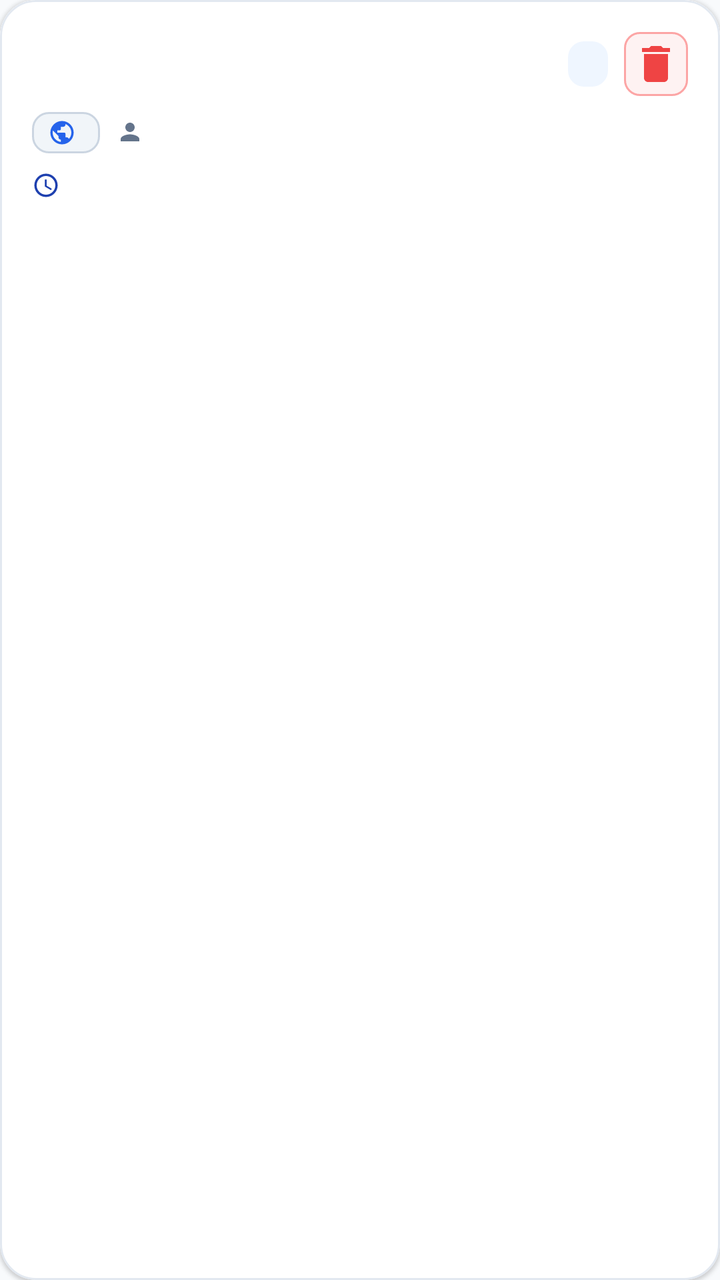
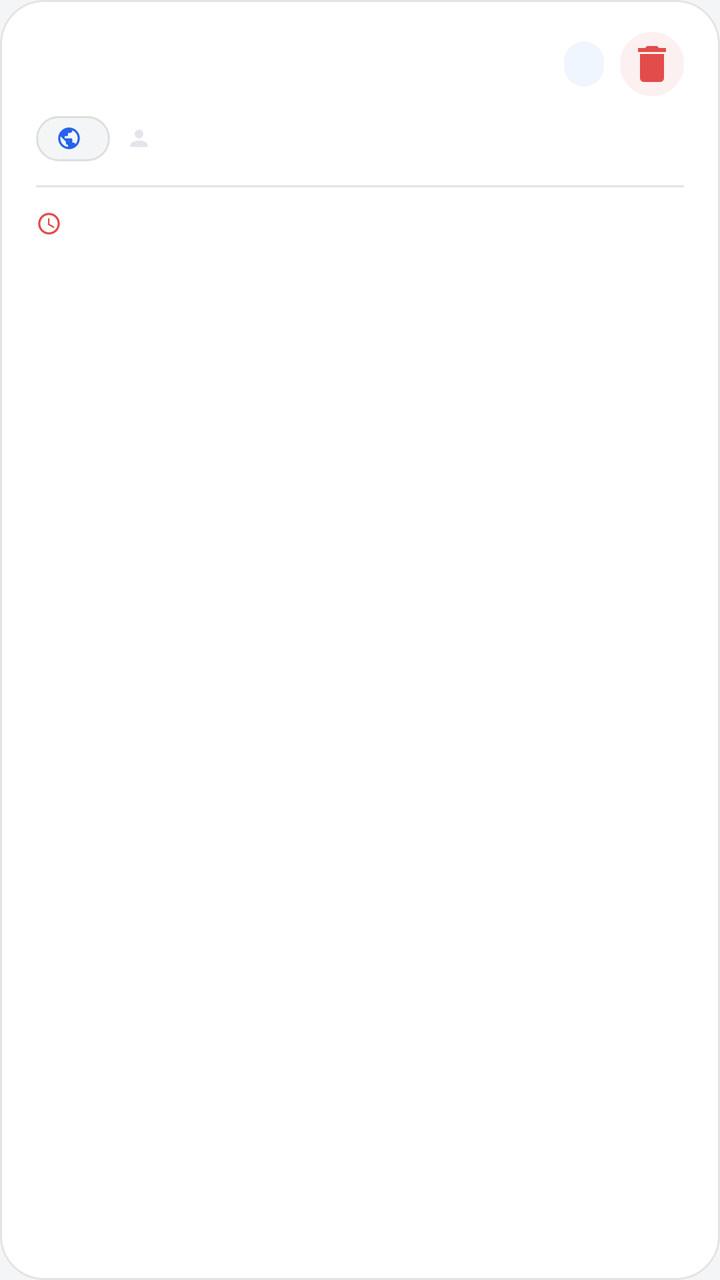

Before-and-after screenshots of an Android layout around one commit, followed by the original layout XML and the change that was made.
<!-- AndroidManifest.xml: application theme Theme.TechInterventionApp -->
<!-- res/layout/item_appointment.xml -->
<?xml version="1.0" encoding="utf-8"?>
<com.google.android.material.card.MaterialCardView
    xmlns:android="http://schemas.android.com/apk/res/android"
    xmlns:app="http://schemas.android.com/apk/res-auto"
    android:layout_width="match_parent"
    android:layout_height="wrap_content"
    android:layout_marginHorizontal="12dp"
    android:layout_marginVertical="6dp"
    app:cardCornerRadius="18dp"
    app:cardElevation="1dp"
    app:strokeColor="@color/border_subtle"
    app:strokeWidth="1dp">

    <LinearLayout
        android:layout_width="match_parent"
        android:layout_height="wrap_content"
        android:orientation="vertical"
        android:background="@color/surface"
        android:padding="16dp">

        
        <LinearLayout
            android:layout_width="match_parent"
            android:layout_height="wrap_content"
            android:orientation="horizontal"
            android:gravity="center_vertical">

            <TextView
                android:id="@+id/tv_client_name"
                android:layout_width="0dp"
                android:layout_height="wrap_content"
                android:layout_weight="1"
                android:textSize="16sp"
                android:textStyle="bold"
                android:textColor="@color/text_primary" />

            <TextView
                android:id="@+id/tv_status"
                android:layout_width="wrap_content"
                android:layout_height="wrap_content"
                android:textSize="11sp"
                android:textStyle="bold"
                android:paddingHorizontal="10dp"
                android:paddingVertical="4dp"
                android:background="@drawable/badge_status_scheduled"
                android:textColor="@color/badge_scheduled_text" />

            <com.google.android.material.button.MaterialButton
                android:id="@+id/btn_delete"
                style="@style/Widget.MaterialComponents.Button.OutlinedButton"
                android:layout_width="32dp"
                android:layout_height="32dp"
                android:layout_marginStart="8dp"
                android:padding="0dp"
                android:insetTop="0dp"
                android:insetBottom="0dp"
                android:insetLeft="0dp"
                android:insetRight="0dp"
                app:cornerRadius="8dp"
                app:icon="@drawable/ic_delete"
                app:iconGravity="textStart"
                app:iconPadding="0dp"
                app:iconTint="#EF4444"
                app:strokeColor="#FCA5A5"
                app:strokeWidth="1dp"
                android:backgroundTint="#FEF2F2"
                android:contentDescription="Elimina Appuntamento" />
        </LinearLayout>

        
        <LinearLayout
            android:id="@+id/layout_tags"
            android:layout_width="match_parent"
            android:layout_height="wrap_content"
            android:orientation="horizontal"
            android:gravity="center_vertical"
            android:layout_marginTop="8dp">

            
            <LinearLayout
                android:layout_width="wrap_content"
                android:layout_height="wrap_content"
                android:orientation="horizontal"
                android:gravity="center_vertical"
                android:background="@drawable/bg_badge_department"
                android:paddingHorizontal="8dp"
                android:paddingVertical="3dp">

                <ImageView
                    android:id="@+id/iv_dept_icon"
                    android:layout_width="14dp"
                    android:layout_height="14dp"
                    android:src="@drawable/ic_dept_network" />

                <TextView
                    android:id="@+id/tv_department"
                    android:layout_width="wrap_content"
                    android:layout_height="wrap_content"
                    android:layout_marginStart="4dp"
                    android:textSize="11sp"
                    android:textStyle="bold"
                    android:textColor="@color/text_primary" />
            </LinearLayout>

            
            <LinearLayout
                android:layout_width="wrap_content"
                android:layout_height="wrap_content"
                android:orientation="horizontal"
                android:gravity="center_vertical"
                android:layout_marginStart="8dp">

                <ImageView
                    android:layout_width="14dp"
                    android:layout_height="14dp"
                    android:src="@drawable/ic_person_badge"
                    app:tint="@color/text_muted" />

                <TextView
                    android:id="@+id/tv_assigned_to"
                    android:layout_width="wrap_content"
                    android:layout_height="wrap_content"
                    android:layout_marginStart="4dp"
                    android:textSize="12sp"
                    android:textColor="@color/text_secondary" />
            </LinearLayout>
        </LinearLayout>

        
        <LinearLayout
            android:layout_width="match_parent"
            android:layout_height="wrap_content"
            android:orientation="horizontal"
            android:gravity="center_vertical"
            android:layout_marginTop="8dp">

            <ImageView
                android:layout_width="14dp"
                android:layout_height="14dp"
                android:src="@drawable/ic_time_clock"
                app:tint="@color/primary" />

            <TextView
                android:id="@+id/tv_date"
                android:layout_width="wrap_content"
                android:layout_height="wrap_content"
                android:layout_marginStart="4dp"
                android:textSize="12sp"
                android:textStyle="bold"
                android:textColor="@color/primary" />
        </LinearLayout>

        
        <TextView
            android:id="@+id/tv_description"
            android:layout_width="match_parent"
            android:layout_height="wrap_content"
            android:textSize="13sp"
            android:textColor="@color/text_secondary"
            android:layout_marginTop="6dp"
            android:maxLines="2"
            android:ellipsize="end" />

    </LinearLayout>
</com.google.android.material.card.MaterialCardView>
<!-- resources referenced by this layout -->
<resources>
  <color name="border_subtle">#E2E8F0</color>
  <color name="primary">#1E40AF</color>
  <color name="text_muted">#64748B</color>
  <color name="text_primary">#0F172A</color>
  <color name="text_secondary">#334155</color>
  <!-- drawable badge_status_scheduled (drawable) -->
  <?xml version="1.0" encoding="utf-8"?>
  <shape xmlns:android="http://schemas.android.com/apk/res/android"
      android:shape="rectangle">
      <corners android:radius="8dp" />
      <solid android:color="@color/badge_scheduled_bg" />
      <padding
          android:left="10dp"
          android:right="10dp"
          android:top="4dp"
          android:bottom="4dp" />
  </shape>
  <!-- drawable bg_badge_department (drawable) -->
  <?xml version="1.0" encoding="utf-8"?>
  <shape xmlns:android="http://schemas.android.com/apk/res/android"
      android:shape="rectangle">
      <solid android:color="#F1F5F9" />
      <corners android:radius="8dp" />
      <stroke android:width="1dp" android:color="#CBD5E1" />
  </shape>
  <style name="Theme.TechInterventionApp" parent="Theme.MaterialComponents.Light.NoActionBar">
          
          <item name="colorPrimary">@color/primary</item>
          <item name="colorPrimaryVariant">@color/primary_variant</item>
          <item name="colorOnPrimary">@color/white</item>
          <item name="colorSecondary">@color/secondary</item>
          <item name="colorSecondaryVariant">@color/secondary_variant</item>
          <item name="colorOnSecondary">@color/white</item>
          <item name="colorError">@color/error</item>
  
          
          <item name="android:colorBackground">@color/background</item>
          <item name="colorSurface">@color/surface</item>
          <item name="colorOnSurface">@color/text_primary</item>
  
          
          <item name="android:textColor">@color/text_primary</item>
          <item name="android:textColorPrimary">@color/text_primary</item>
          <item name="android:textColorSecondary">@color/text_secondary</item>
          <item name="android:textColorHint">@color/text_muted</item>
  
          
          <item name="android:statusBarColor">@color/background</item>
          <item name="android:windowLightStatusBar">true</item>
          <item name="android:navigationBarColor">@color/surface</item>
          <item name="android:windowLightNavigationBar">true</item>
  
          
          <item name="textInputStyle">@style/Widget.App.TextInputLayout</item>
      </style>
  <color name="badge_scheduled_bg">#EFF6FF</color>
  <color name="primary_variant">#172554</color>
  <color name="secondary">#D97706</color>
  <color name="secondary_variant">#B45309</color>
  <color name="error">#DC2626</color>
  <color name="background">#F8FAFC</color>
  <style name="Widget.App.TextInputLayout" parent="Widget.MaterialComponents.TextInputLayout.OutlinedBox">
          <item name="boxStrokeColor">@color/primary</item>
          <item name="boxStrokeWidth">1.5dp</item>
          <item name="boxCornerRadiusTopStart">12dp</item>
          <item name="boxCornerRadiusTopEnd">12dp</item>
          <item name="boxCornerRadiusBottomStart">12dp</item>
          <item name="boxCornerRadiusBottomEnd">12dp</item>
          <item name="hintTextColor">@color/primary</item>
          <item name="android:textColorHint">@color/text_muted</item>
      </style>
  <!-- unchanged entries left out for length: 7 -->
</resources>

<!-- the commit's change to res/layout/item_appointment.xml (unified diff, before → after) -->
@@ -4,10 +4,10 @@
     xmlns:app="http://schemas.android.com/apk/res-auto"
     android:layout_width="match_parent"
     android:layout_height="wrap_content"
-    android:layout_marginHorizontal="12dp"
-    android:layout_marginVertical="6dp"
-    app:cardCornerRadius="18dp"
-    app:cardElevation="1dp"
+    android:layout_marginHorizontal="16dp"
+    android:layout_marginVertical="5dp"
+    app:cardCornerRadius="22dp"
+    app:cardElevation="0dp"
     app:strokeColor="@color/border_subtle"
     app:strokeWidth="1dp">
 
@@ -16,7 +16,8 @@
         android:layout_height="wrap_content"
         android:orientation="vertical"
         android:background="@color/surface"
-        android:padding="16dp">
+        android:paddingHorizontal="18dp"
+        android:paddingVertical="16dp">
 
         
         <LinearLayout
@@ -32,7 +33,8 @@
                 android:layout_weight="1"
                 android:textSize="16sp"
                 android:textStyle="bold"
-                android:textColor="@color/text_primary" />
+                android:textColor="@color/text_primary"
+                android:letterSpacing="-0.01" />
 
             <TextView
                 android:id="@+id/tv_status"
@@ -45,9 +47,10 @@
                 android:background="@drawable/badge_status_scheduled"
                 android:textColor="@color/badge_scheduled_text" />
 
+            
             <com.google.android.material.button.MaterialButton
                 android:id="@+id/btn_delete"
-                style="@style/Widget.MaterialComponents.Button.OutlinedButton"
+                style="@style/Widget.MaterialComponents.Button.TextButton"
                 android:layout_width="32dp"
                 android:layout_height="32dp"
                 android:layout_marginStart="8dp"
@@ -56,14 +59,12 @@
                 android:insetBottom="0dp"
                 android:insetLeft="0dp"
                 android:insetRight="0dp"
-                app:cornerRadius="8dp"
+                app:cornerRadius="999dp"
                 app:icon="@drawable/ic_delete"
                 app:iconGravity="textStart"
                 app:iconPadding="0dp"
-                app:iconTint="#EF4444"
-                app:strokeColor="#FCA5A5"
-                app:strokeWidth="1dp"
-                android:backgroundTint="#FEF2F2"
+                app:iconTint="@color/primary"
+                android:backgroundTint="@color/primary_subtle"
                 android:contentDescription="Elimina Appuntamento" />
         </LinearLayout>
 
@@ -74,7 +75,7 @@
             android:layout_height="wrap_content"
             android:orientation="horizontal"
             android:gravity="center_vertical"
-            android:layout_marginTop="8dp">
+            android:layout_marginTop="10dp">
 
             
             <LinearLayout
@@ -83,13 +84,13 @@
                 android:orientation="horizontal"
                 android:gravity="center_vertical"
                 android:background="@drawable/bg_badge_department"
-                android:paddingHorizontal="8dp"
-                android:paddingVertical="3dp">
+                android:paddingHorizontal="10dp"
+                android:paddingVertical="4dp">
 
                 <ImageView
                     android:id="@+id/iv_dept_icon"
-                    android:layout_width="14dp"
-                    android:layout_height="14dp"
+                    android:layout_width="13dp"
+                    android:layout_height="13dp"
                     android:src="@drawable/ic_dept_network" />
 
                 <TextView
@@ -99,7 +100,7 @@
                     android:layout_marginStart="4dp"
                     android:textSize="11sp"
                     android:textStyle="bold"
-                    android:textColor="@color/text_primary" />
+                    android:textColor="@color/text_secondary" />
             </LinearLayout>
 
             
@@ -111,8 +112,8 @@
                 android:layout_marginStart="8dp">
 
                 <ImageView
-                    android:layout_width="14dp"
-                    android:layout_height="14dp"
+                    android:layout_width="13dp"
+                    android:layout_height="13dp"
                     android:src="@drawable/ic_person_badge"
                     app:tint="@color/text_muted" />
 
@@ -122,29 +123,37 @@
                     android:layout_height="wrap_content"
                     android:layout_marginStart="4dp"
                     android:textSize="12sp"
-                    android:textColor="@color/text_secondary" />
+                    android:textColor="@color/text_muted" />
             </LinearLayout>
         </LinearLayout>
+
+        
+        <View
+            android:layout_width="match_parent"
+            android:layout_height="1dp"
+            android:background="@color/border_subtle"
+            android:layout_marginTop="12dp"
+            android:layout_marginBottom="10dp" />
 
         
         <LinearLayout
             android:layout_width="match_parent"
             android:layout_height="wrap_content"
             android:orientation="horizontal"
-            android:gravity="center_vertical"
-            android:layout_marginTop="8dp">
+            android:gravity="center_vertical">
 
             <ImageView
-                android:layout_width="14dp"
-                android:layout_height="14dp"
+                android:layout_width="13dp"
+                android:layout_height="13dp"
                 android:src="@drawable/ic_time_clock"
                 app:tint="@color/primary" />
 
             <TextView
                 android:id="@+id/tv_date"
-                android:layout_width="wrap_content"
+                android:layout_width="0dp"
                 android:layout_height="wrap_content"
-                android:layout_marginStart="4dp"
+                android:layout_weight="1"
+                android:layout_marginStart="5dp"
                 android:textSize="12sp"
                 android:textStyle="bold"
                 android:textColor="@color/primary" />
@@ -156,8 +165,8 @@
             android:layout_width="match_parent"
             android:layout_height="wrap_content"
             android:textSize="13sp"
-            android:textColor="@color/text_secondary"
-            android:layout_marginTop="6dp"
+            android:textColor="@color/text_muted"
+            android:layout_marginTop="5dp"
             android:maxLines="2"
             android:ellipsize="end" />
 
<!-- resource entries referenced after the edit -->
@@ -1,37 +1,33 @@
 <!-- resources referenced by this layout -->
 <resources>
-  <color name="border_subtle">#E2E8F0</color>
-  <color name="primary">#1E40AF</color>
-  <color name="text_muted">#64748B</color>
-  <color name="text_primary">#0F172A</color>
-  <color name="text_secondary">#334155</color>
+  <color name="border_subtle">#1F1F1F0D</color>
+  <color name="primary">#E24C4A</color>
+  <color name="primary_subtle">#FCF0F0</color>
+  <color name="text_muted">#1F1F1F59</color>
+  <color name="text_primary">#1F1F1F</color>
+  <color name="text_secondary">#1F1F1F8C</color>
   <!-- drawable badge_status_scheduled (drawable) -->
   <?xml version="1.0" encoding="utf-8"?>
   <shape xmlns:android="http://schemas.android.com/apk/res/android"
       android:shape="rectangle">
-      <corners android:radius="8dp" />
-      <solid android:color="@color/badge_scheduled_bg" />
-      <padding
-          android:left="10dp"
-          android:right="10dp"
-          android:top="4dp"
-          android:bottom="4dp" />
+      <solid android:color="#EFF6FF" />
+      <corners android:radius="999dp" />
   </shape>
   <!-- drawable bg_badge_department (drawable) -->
   <?xml version="1.0" encoding="utf-8"?>
   <shape xmlns:android="http://schemas.android.com/apk/res/android"
       android:shape="rectangle">
-      <solid android:color="#F1F5F9" />
-      <corners android:radius="8dp" />
-      <stroke android:width="1dp" android:color="#CBD5E1" />
+      <solid android:color="#F4F5F7" />
+      <stroke android:width="1dp" android:color="#1F1F1F0D" />
+      <corners android:radius="999dp" />
   </shape>
   <style name="Theme.TechInterventionApp" parent="Theme.MaterialComponents.Light.NoActionBar">
           
           <item name="colorPrimary">@color/primary</item>
           <item name="colorPrimaryVariant">@color/primary_variant</item>
           <item name="colorOnPrimary">@color/white</item>
-          <item name="colorSecondary">@color/secondary</item>
-          <item name="colorSecondaryVariant">@color/secondary_variant</item>
+          <item name="colorSecondary">@color/primary</item>
+          <item name="colorSecondaryVariant">@color/primary_variant</item>
           <item name="colorOnSecondary">@color/white</item>
           <item name="colorError">@color/error</item>
   
@@ -54,22 +50,42 @@
   
           
           <item name="textInputStyle">@style/Widget.App.TextInputLayout</item>
+  
+          
+          <item name="bottomNavigationStyle">@style/Widget.App.BottomNav</item>
+  
+          
+          <item name="shapeAppearanceMediumComponent">@style/ShapeAppearance.App.MediumCard</item>
+          <item name="shapeAppearanceLargeComponent">@style/ShapeAppearance.App.LargeCard</item>
       </style>
-  <color name="badge_scheduled_bg">#EFF6FF</color>
-  <color name="primary_variant">#172554</color>
-  <color name="secondary">#D97706</color>
-  <color name="secondary_variant">#B45309</color>
-  <color name="error">#DC2626</color>
-  <color name="background">#F8FAFC</color>
+  <color name="primary_variant">#C93B39</color>
+  <color name="error">#E24C4A</color>
+  <color name="background">#F4F5F7</color>
   <style name="Widget.App.TextInputLayout" parent="Widget.MaterialComponents.TextInputLayout.OutlinedBox">
           <item name="boxStrokeColor">@color/primary</item>
           <item name="boxStrokeWidth">1.5dp</item>
-          <item name="boxCornerRadiusTopStart">12dp</item>
-          <item name="boxCornerRadiusTopEnd">12dp</item>
-          <item name="boxCornerRadiusBottomStart">12dp</item>
-          <item name="boxCornerRadiusBottomEnd">12dp</item>
+          <item name="boxStrokeWidthFocused">2dp</item>
+          <item name="boxCornerRadiusTopStart">14dp</item>
+          <item name="boxCornerRadiusTopEnd">14dp</item>
+          <item name="boxCornerRadiusBottomStart">14dp</item>
+          <item name="boxCornerRadiusBottomEnd">14dp</item>
           <item name="hintTextColor">@color/primary</item>
           <item name="android:textColorHint">@color/text_muted</item>
+          <item name="boxBackgroundColor">@color/surface</item>
+      </style>
+  <style name="Widget.App.BottomNav" parent="Widget.MaterialComponents.BottomNavigationView">
+          <item name="itemIconTint">@color/bottom_nav_colors</item>
+          <item name="itemTextColor">@color/bottom_nav_colors</item>
+          <item name="labelVisibilityMode">labeled</item>
+          <item name="itemBackground">@null</item>
+          <item name="android:background">@color/surface</item>
+          <item name="elevation">8dp</item>
+      </style>
+  <style name="ShapeAppearance.App.MediumCard" parent="ShapeAppearance.MaterialComponents.MediumComponent">
+          <item name="cornerSize">18dp</item>
+      </style>
+  <style name="ShapeAppearance.App.LargeCard" parent="ShapeAppearance.MaterialComponents.LargeComponent">
+          <item name="cornerSize">22dp</item>
       </style>
   <!-- unchanged entries left out for length: 7 -->
 </resources>
